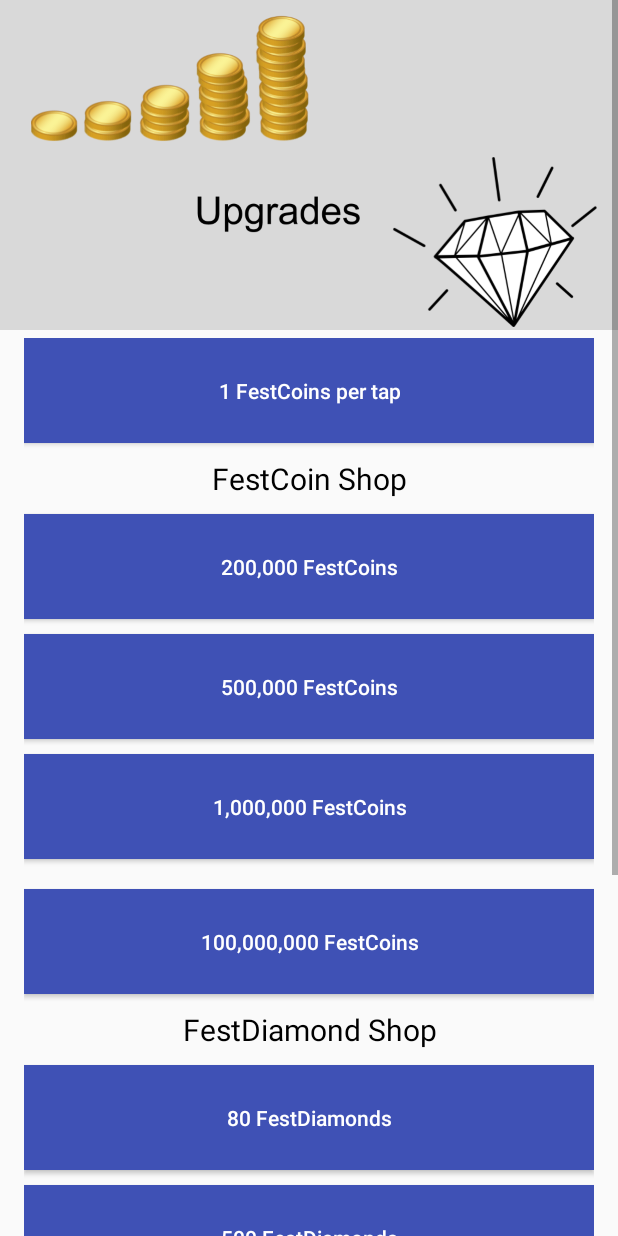
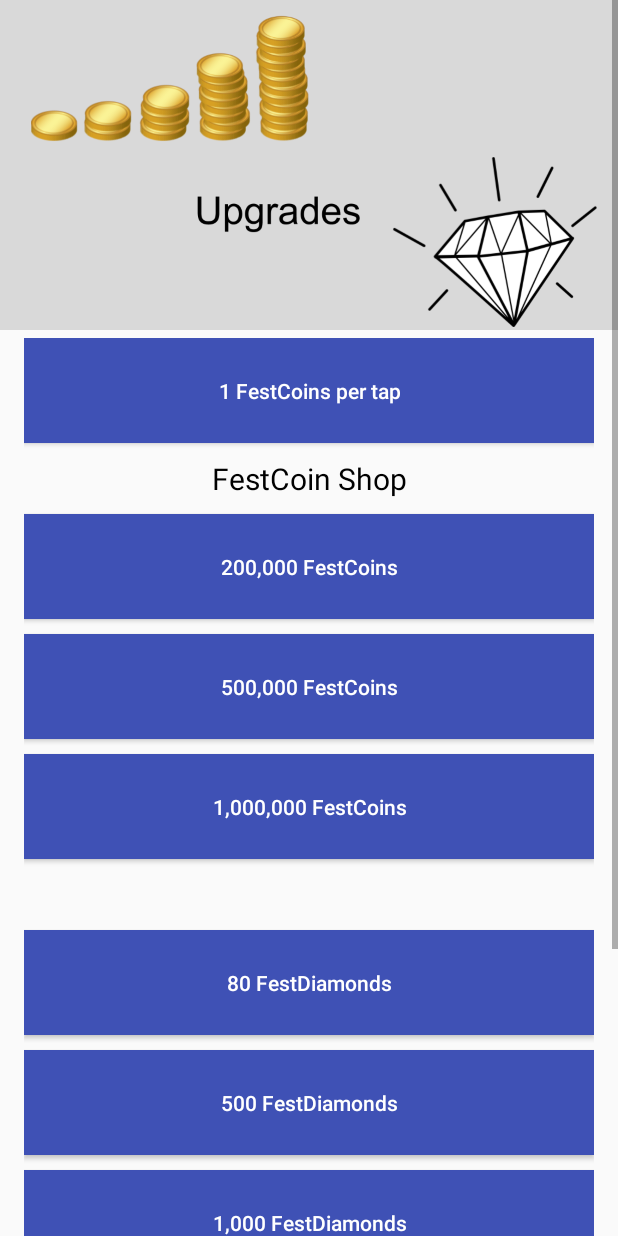
Before and after one commit to An3Dev/Tapfest, an Android app: the UpgradesActivity screen opened directly, with no data from a screen before it, on a phone screen of 412 x 824 dp. Run offline under Robolectric (Android 15) with nearby library versions, the phone set to English and light mode, and no system bars; our stand-ins replace AdMob; libraries missing offline, so code that uses them is left out: com.android.vending; 3 statements that could not run were skipped.

```diff
--- a/app/build.gradle
+++ b/app/build.gradle
@@ -9,8 +9,8 @@ android {
         applicationId "an3enterprises.tapfest"
         minSdkVersion 21
         targetSdkVersion 25
-        versionCode 3
-        versionName "3"
+        versionCode 1
+        versionName "1.0"
     }
     buildTypes {
         release {
@@ -26,7 +26,7 @@ dependencies {
 
     compile 'com.google.android.gms:play-services-ads:11.0.2'
     compile 'com.google.android.gms:play-services-ads:11.0.2'
-    compile 'com.android.support:appcompat-v7:26.0.0-alpha1'
+    compile 'com.android.support:appcompat-v7:25.0.0-alpha1'
     compile 'com.google.android.gms:play-services:11.0.2'
     compile 'com.google.firebase:firebase-core:11.0.2'
     compile 'com.google.firebase:firebase-database:11.0.2'
--- a/app/src/main/java/an3enterprises/tapfest/UpgradesActivity.java
+++ b/app/src/main/java/an3enterprises/tapfest/UpgradesActivity.java
@@ -85,12 +85,10 @@ public class UpgradesActivity extends Activity {
 
             @Override
             public void onRewardedVideoAdOpened() {
-                Toast.makeText(UpgradesActivity.this, "Reward video", Toast.LENGTH_SHORT).show();
             }
 
             @Override
             public void onRewardedVideoStarted() {
-                Toast.makeText(UpgradesActivity.this, "Reward video started", Toast.LENGTH_SHORT).show();
             }
 
             @Override
@@ -109,7 +107,6 @@ public class UpgradesActivity extends Activity {
 
             @Override
             public void onRewardedVideoAdLeftApplication() {
-                Toast.makeText(UpgradesActivity.this, "Video left application", Toast.LENGTH_SHORT).show();
             }
 
             @Override
--- a/app/src/main/res/layout/activity_settings.xml
+++ b/app/src/main/res/layout/activity_settings.xml
@@ -11,7 +11,7 @@
     <TextView
         android:layout_width="match_parent"
         android:layout_height="wrap_content"
-        android:text="Settings"
+        android:text="@string/title_activity_settings"
         android:textSize="20sp"
         android:textColor="@color/black"
         android:gravity="center_horizontal"/>
--- a/app/src/main/res/layout/activity_upgrades.xml
+++ b/app/src/main/res/layout/activity_upgrades.xml
@@ -21,7 +21,7 @@
                 android:layout_width="wrap_content"
                 android:layout_height="220dp"
 
-                android:contentDescription="Upgrades Image"
+                android:contentDescription="@string/content_descrption_upgrades_image"
                 android:src="@drawable/upgrades_background_image"
                 android:padding="2dp"
                 android:cropToPadding="true"/>
@@ -41,7 +41,7 @@
                 <Button
                 android:layout_width="match_parent"
                 android:layout_height="wrap_content"
-                android:text="1 FestCoin per tap"
+                android:text="@string/one_fest_coin_per_tap"
                 android:id="@+id/upgrade_button"
                 android:onClick="incrementTapState"
                 android:background="@color/colorPrimary"
@@ -55,16 +55,16 @@
                 <TextView
                     android:layout_width="match_parent"
                     android:layout_height="wrap_content"
-                    android:text="FestCoin Shop"
+                    android:text="@string/fest_coin_shop"
                     android:layout_gravity="center_horizontal"
                     android:gravity="center_horizontal"
                     android:textSize="20sp"
-                    android:textColor="#000"/>
+                    android:textColor="#000" />
 
                 <Button
                     android:layout_width="match_parent"
                     android:layout_height="wrap_content"
-                    android:text="200,000 FestCoins"
+                    android:text="@string/two_hundred_thousand_festcoins"
                     android:id="@+id/buy_festcoins_200"
                     android:onClick="buyFestCoins200"
                     android:background="@color/colorPrimary"
@@ -78,7 +78,7 @@
                 <Button
                     android:layout_width="match_parent"
                     android:layout_height="wrap_content"
-                    android:text="500,000 FestCoins"
+                    android:text="@string/five_hundred_thousand_festcoins"
                     android:id="@+id/buy_festcoins_500"
                     android:onClick="buyFestCoins500"
                     android:background="@color/colorPrimary"
@@ -92,24 +92,9 @@
                 <Button
                     android:layout_width="match_parent"
                     android:layout_height="wrap_content"
-                    android:text="1,000,000 FestCoins"
+                    android:text="@string/one_million_festcoins"
                     android:id="@+id/buy_festcoins_1000"
                     android:onClick="buyFestCoins1000"
-                    android:background="@color/colorPrimary"
-                    android:textColor="#FFF"
-                    android:layout_gravity="center"
-                    android:gravity="center"
-                    android:minHeight="70dp"
-                    android:textAllCaps="false"
-                    android:layout_marginTop="10dp"
-                    android:layout_marginBottom="10dp"/>
-
-                <Button
-                    android:layout_width="match_parent"
-                    android:layout_height="wrap_content"
-                    android:text="100,000,000 FestCoins"
-                    android:id="@+id/buy_festcoins_1000000"
-                    android:onClick="buyFestCoins1000000"
                     android:background="@color/colorPrimary"
                     android:textColor="#FFF"
                     android:layout_gravity="center"
@@ -122,7 +107,7 @@
                 <TextView
                     android:layout_width="match_parent"
                     android:layout_height="wrap_content"
-                    android:text="FestDiamond Shop"
+                    android:text=""
                     android:layout_gravity="center_horizontal"
                     android:gravity="center_horizontal"
                     android:textSize="20sp"
--- a/app/src/main/res/values/strings.xml
+++ b/app/src/main/res/values/strings.xml
@@ -1,6 +1,6 @@
 <resources>
     <string name="app_name">Tapfest</string>
-    <string name="title_activity_settings">Settings</string>
+    <string name="title_activity_settings">"Settings"</string>
 
     <!-- Strings related to Settings -->
 
@@ -73,4 +73,16 @@
     <string name="pref_ringtone_silent">Silent</string>
 
     <string name="pref_title_vibrate">Vibrate</string>
+
+    <string name="upgrades_title">"Upgrades"</string>
+    <string name="btn_message_tap_here">"Tap here!"</string>
+    <string name="no_festcoins">"0 FestCoins"</string>
+    <string name="no_fest_diamonds">"0 FestDiamonds"</string>
+    <string name="content_descrption_upgrades_image">"Upgrades Image"</string>
+    <string name="one_fest_coin_per_tap">"1 FestCoin per tap"</string>
+    <string name="fest_coin_shop">"FestCoin Shop"</string>
+    <string name="two_hundred_thousand_festcoins">"200,000 FestCoins"</string>
+    <string name="five_hundred_thousand_festcoins">"500,000 FestCoins"</string>
+    <string name="one_million_festcoins">"1,000,000 FestCoins"</string>
+
 </resources>
```
Also changed, not shown: app/src/main/java/an3enterprises/tapfest/MainActivity.java (+20 -2 lines), app/src/main/res/layout/activity_main.xml (+19 -8 lines), 1 other file.
